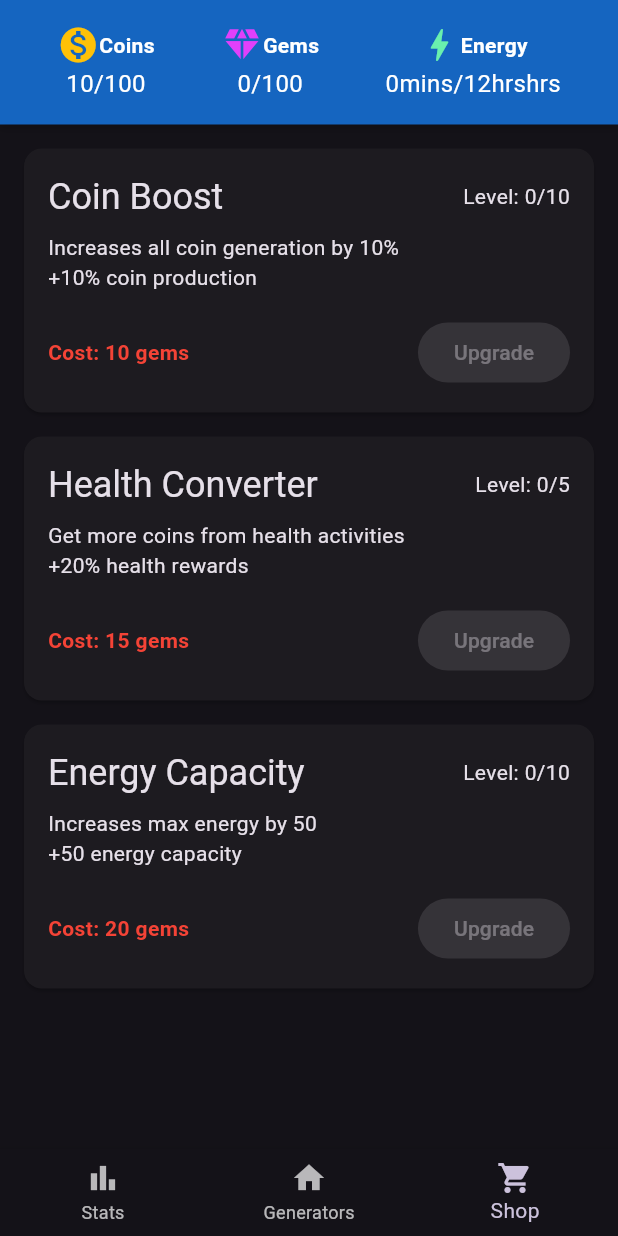
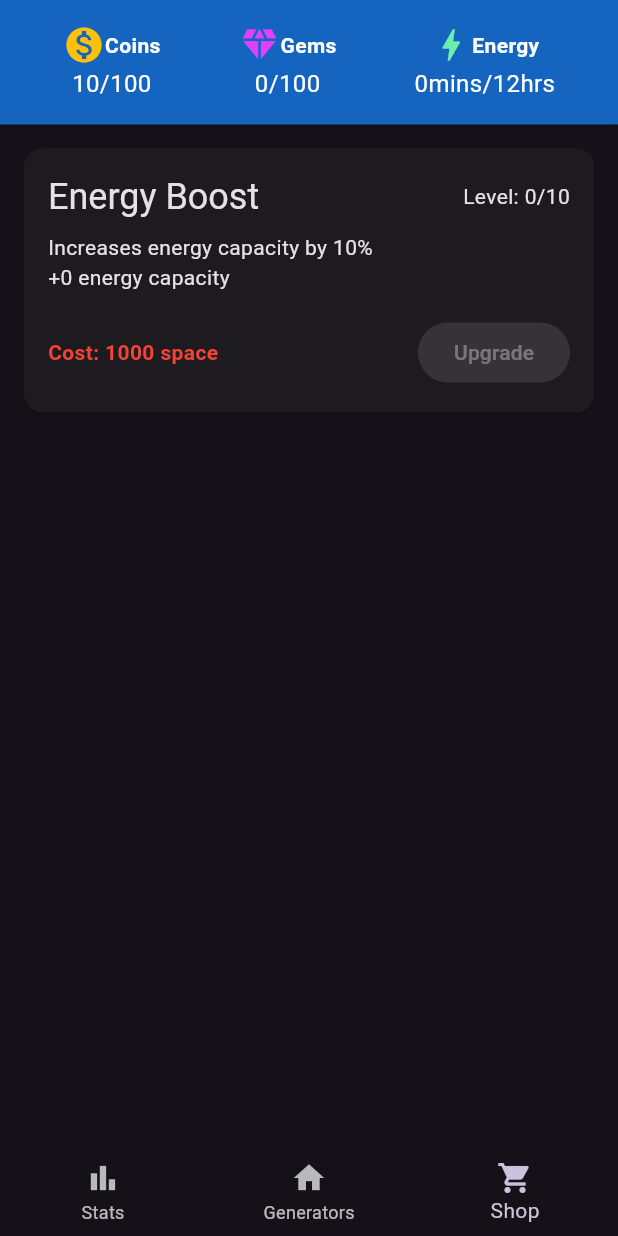
Before and after one commit to enzosv/idlefit-flutter, a Flutter app: the screen it shows after launch, item 3 of the bottom bar chosen, on a phone screen of 412 x 824 dp. Run offline on Flutter 3.47's test engine with Material 3 defaults, Android fonts, the phone set to English and light mode, and no system bars; our stand-ins replace objectbox, shared_preferences; missing offline and left inert: flame, health; generated files the repository leaves out were written again.

Commit message:
convert shopitems to objectbox

```diff
--- a/lib/models/shop_items.dart
+++ b/lib/models/shop_items.dart
@@ -1,54 +1,99 @@
-enum ShopItemEffect { coinMultiplier, healthMultiplier, energyCapacity }
+import 'package:idlefit/models/currency.dart';
+import 'package:objectbox/objectbox.dart';
 
+enum ShopItemEffect { unknown, coinMultiplier, healthMultiplier, energyCapacity }
+
+@Entity()
 class ShopItem {
-  final String id;
-  final String name;
-  final String description;
-  final int cost;
-  final ShopItemEffect effect;
-  final double effectValue;
-  final int maxLevel;
+  @Id(assignable: true)
+  int id;
   int level;
+  @Transient()
+  int baseCost;
+  @Transient()
+  String effect;
+  @Transient()
+  double effectValue;
+  @Transient()
+  String name;
+  @Transient()
+  String description;
+  @Transient()
+  int maxLevel;
+
 
   ShopItem({
     required this.id,
-    required this.name,
-    required this.description,
-    required this.cost,
-    required this.effect,
-    required this.effectValue,
-    required this.maxLevel,
+    this.name = '',
+    this.description = '',
+    this.baseCost = 0,
+    this.effect = '',
+    this.effectValue = 0,
+    this.maxLevel = 0,
     this.level = 0,
   });
 
+  factory ShopItem.fromJson(Map<String, dynamic> json) {
+    return ShopItem(
+      id: json['id'],
+      name: json['name'],
+      description: json['description'],
+      baseCost: json['baseCost'],
+      effect: json['effect'],
+      effectValue: json['effectValue'].toDouble(),
+      maxLevel: json['maxLevel'],
+    );
+  }
+
+  ShopItemEffect get shopItemEffect {
+    _ensureStableEnumValues();
+    return ShopItemEffect.values.byName(effect) ?? ShopItemEffect.unknown;
+  }
+
+  CurrencyType get costUnit {
+    switch (shopItemEffect) {
+      case ShopItemEffect.energyCapacity:
+      return CurrencyType.space;
+      default:
+      return CurrencyType.coin;
+    }
+  }
+
+    void _ensureStableEnumValues() {
+    assert(ShopItemEffect.unknown.index == 0);
+    assert(ShopItemEffect.coinMultiplier.index == 1);
+    assert(ShopItemEffect.healthMultiplier.index == 2);
+    assert(ShopItemEffect.energyCapacity.index == 3);
+  }
+
   int get currentCost {
     // Cost increases with each level
-    return (cost * (1.5 * level + 1)).floor();
+    return (baseCost * (1.5 * level + 1)).floor();
   }
 
   String get effectDescription {
-    switch (effect) {
+    switch (shopItemEffect) {
       case ShopItemEffect.coinMultiplier:
         return '+${(effectValue * 100).toStringAsFixed(0)}% coin production';
       case ShopItemEffect.healthMultiplier:
         return '+${(effectValue * 100).toStringAsFixed(0)}% health rewards';
       case ShopItemEffect.energyCapacity:
         return '+${effectValue.toStringAsFixed(0)} energy capacity';
+      default:
+        return "unknown";
     }
   }
 
   String get currentEffectValue {
     final value = effectValue * level;
-    switch (effect) {
+    switch (shopItemEffect) {
       case ShopItemEffect.coinMultiplier:
       case ShopItemEffect.healthMultiplier:
         return '${(value * 100).toStringAsFixed(0)}%';
       case ShopItemEffect.energyCapacity:
         return value.toStringAsFixed(0);
+      default:
+        return "unknown";
     }
   }
-
-  Map<String, dynamic> get json {
-    return {'id': id, 'level': level};
-  }
 }
--- a/lib/screens/shop_screen.dart
+++ b/lib/screens/shop_screen.dart
@@ -57,7 +57,7 @@ class ShopScreen extends StatelessWidget {
                                 Text(
                                   isMaxLevel
                                       ? 'MAXED OUT'
-                                      : 'Cost: ${item.currentCost} gems',
+                                      : 'Cost: ${item.currentCost} ${item.costUnit.name}',
                                   style: TextStyle(
                                     fontWeight: FontWeight.bold,
                                     color:
@@ -72,7 +72,7 @@ class ShopScreen extends StatelessWidget {
                                 ElevatedButton(
                                   onPressed:
                                       (isMaxLevel ||
-                                              gameState.gems.count <
+                                              gameState.space.count <
                                                   item.currentCost)
                                           ? null
                                           : () =>
--- a/lib/services/game_state.dart
+++ b/lib/services/game_state.dart
@@ -2,7 +2,7 @@ import 'dart:async';
 import 'package:flutter/foundation.dart';
 import 'package:idlefit/models/coin_generator.dart';
 import 'package:idlefit/models/currency.dart';
-import 'package:idlefit/util.dart';
+import 'package:idlefit/models/shop_items_repo.dart';
 import 'package:objectbox/objectbox.dart';
 import 'storage_service.dart';
 import '../models/shop_items.dart';
@@ -56,12 +56,15 @@ class GameState with ChangeNotifier {
     }
 
     // Initialize default generators
-
     final coinRepo = CoinGeneratorRepo(
       box: objectBoxService.box<CoinGenerator>(),
     );
     coinGenerators = await coinRepo.parseCoinGenerators(
       'assets/coin_generators.json',
+    );
+    final shopItemRepo = ShopItemsRepo(box: objectBoxService.box<ShopItem>());
+    shopItems = await shopItemRepo.parseShopItems(
+      'assets/shop_items.json',
     );
     final currencyBox = objectBoxService.box<Currency>();
     final currencies = currencyBox.getAll().toList();
@@ -85,46 +88,11 @@ class GameState with ChangeNotifier {
     }
     print("loaded ${coins.max}");
 
-    // Initialize shop items
-    shopItems = [
-      ShopItem(
-        id: 'coin_boost',
-        name: 'Coin Boost',
-        description: 'Increases all coin generation by 10%',
-        cost: 10,
-        effect: ShopItemEffect.coinMultiplier,
-        effectValue: 0.1,
-        maxLevel: 10,
-        level: 0,
-      ),
-      ShopItem(
-        id: 'health_boost',
-        name: 'Health Converter',
-        description: 'Get more coins from health activities',
-        cost: 15,
-        effect: ShopItemEffect.healthMultiplier,
-        effectValue: 0.2,
-        maxLevel: 5,
-        level: 0,
-      ),
-      ShopItem(
-        id: 'energy_capacity',
-        name: 'Energy Capacity',
-        description: 'Increases max energy by 50',
-        cost: 20,
-        effect: ShopItemEffect.energyCapacity,
-        effectValue: 50,
-        maxLevel: 10,
-        level: 0,
-      ),
-    ];
-
     // Try to load saved state
     final savedState = await _storageService.loadGameState();
     if (savedState != null) {
       _loadFromSavedState(savedState);
     }
-
     // Start timers
     _startAutoSave();
     _startGenerators();
@@ -139,18 +107,6 @@ class GameState with ChangeNotifier {
       startHealthSync =
           DateTime(now.year, now.month, now.day).millisecondsSinceEpoch;
     }
-
-    // Load shop items
-    if (savedState['shopItems'] != null) {
-      final List<dynamic> shopData = savedState['shopItems'];
-      for (final itemJson in shopData) {
-        final itemId = itemJson['id'];
-        final itemIndex = shopItems.indexWhere((s) => s.id == itemId);
-        if (itemIndex >= 0) {
-          shopItems[itemIndex].level = itemJson['level'] ?? 0;
-        }
-      }
-    }
   }
 
   Map<String, dynamic> toJson() {
@@ -158,7 +114,6 @@ class GameState with ChangeNotifier {
       'lastGenerated': lastGenerated,
       'lastHealthSync': lastHealthSync,
       'startHealthSync': startHealthSync,
-      'shopItems': shopItems.map((s) => s.json).toList(),
     };
   }
 
@@ -166,7 +121,7 @@ class GameState with ChangeNotifier {
     _storageService.saveGameState(toJson());
     final currencyBox = _objectBoxService.box<Currency>();
     currencyBox.putMany([coins, energy, gems, space]);
-    // not saving generators. only changes on buy anyway
+        // not saving generators. only changes on buy anyway
   }
 
   void _startAutoSave() {
--- a/lib/widgets/common_widgets.dart
+++ b/lib/widgets/common_widgets.dart
@@ -46,7 +46,7 @@ class CurrencyBar extends StatelessWidget {
                 icon: Icons.bolt,
                 label: 'Energy',
                 value:
-                    '${durationNotation(gameState.energy.count)}/${durationNotation(gameState.energy.max)}hrs',
+                    '${durationNotation(gameState.energy.count)}/${durationNotation(gameState.energy.max)}',
                 color: Colors.greenAccent,
               ),
             ],
--- a/pubspec.yaml
+++ b/pubspec.yaml
@@ -64,6 +64,7 @@ flutter:
 
   assets:
     - assets/coin_generators.json
+    - assets/shop_items.json
 
   # To add assets to your application, add an assets section, like this:
   # assets:
```
Also changed, not shown: assets/shop_items.json (added, +11 -0 lines), lib/models/shop_items_repo.dart (added, +24 -0 lines), lib/objectbox-model.json (+27 -2 lines), lib/objectbox.g.dart.
